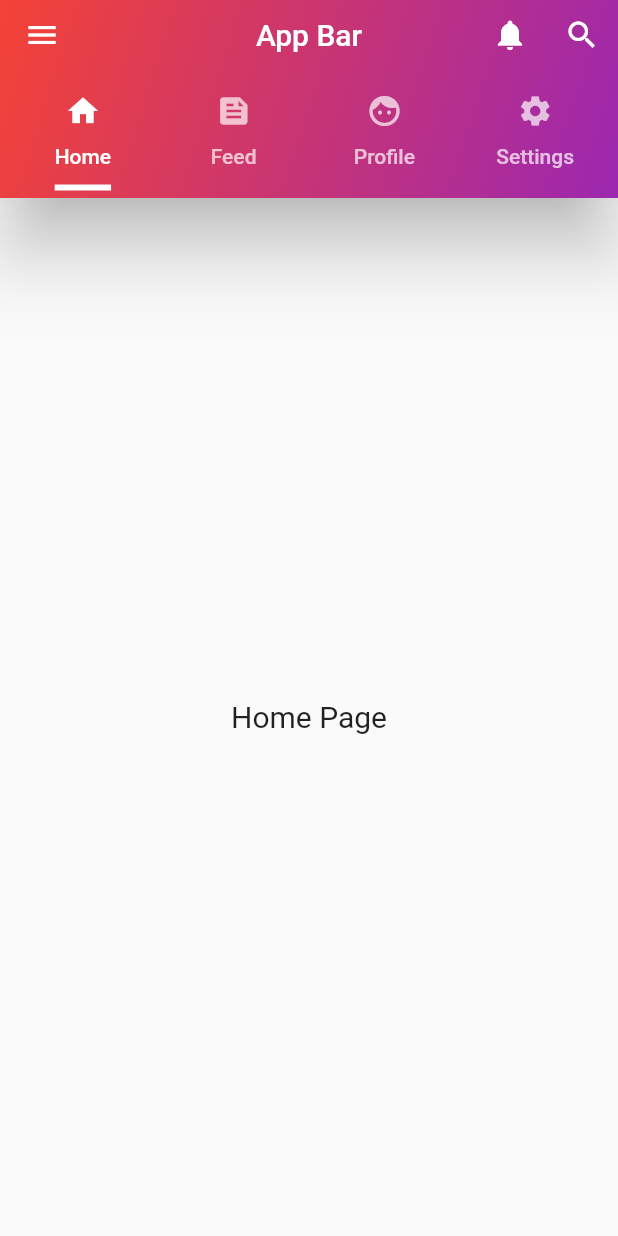
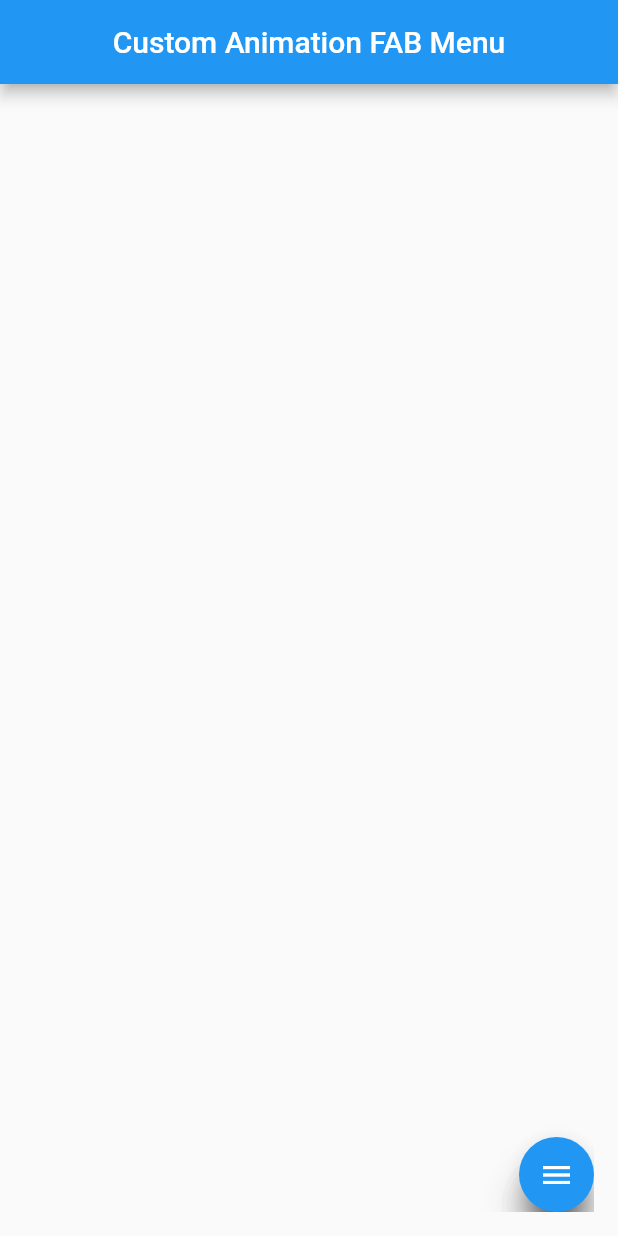
Before and after one commit to anikrakib/flutter-widgets, a Flutter app: the screen it shows after launch, on a phone screen of 412 x 824 dp. Run offline on Flutter 3.47's test engine with Material 2 defaults, Android fonts, the phone set to English and light mode, and no system bars; our stand-ins replace matcher.

Commit message:
custom animated fav menu

```diff
--- /dev/null
+++ b/lib/fab_menu/circular_animated_fab_menu.dart
@@ -0,0 +1,124 @@
+import 'dart:math';
+
+import 'package:flutter/material.dart';
+
+const double buttonSize = 50;
+const double pi = 3.1416;
+late AnimationController animationController;
+
+class CircularFabMenu extends StatefulWidget {
+  const CircularFabMenu({Key? key}) : super(key: key);
+
+  @override
+  _CircularFabMenuState createState() => _CircularFabMenuState();
+}
+
+class _CircularFabMenuState extends State<CircularFabMenu>
+    with SingleTickerProviderStateMixin {
+  @override
+  void dispose() {
+    animationController.dispose();
+    super.dispose();
+  }
+
+  @override
+  void initState() {
+    super.initState();
+
+    animationController = AnimationController(
+        duration: const Duration(milliseconds: 250), vsync: this);
+  }
+
+  @override
+  Widget build(BuildContext context) => Scaffold(
+        appBar: AppBar(
+          title: Text('Custom Animation FAB Menu'),
+          centerTitle: true,
+        ),
+        floatingActionButton: const CircularFabWidgets(),
+        body: SafeArea(
+          child: Container(),
+        ),
+      );
+}
+
+class CircularFabWidgets extends StatefulWidget {
+  const CircularFabWidgets({Key? key}) : super(key: key);
+
+  @override
+  _CircularFabWidgetsState createState() => _CircularFabWidgetsState();
+}
+
+class _CircularFabWidgetsState extends State<CircularFabWidgets> {
+  @override
+  Widget build(BuildContext context) {
+    return Flow(
+      delegate: FlowMenuDelegate(controler: animationController),
+      children: [
+        Icons.mail,
+        Icons.call,
+        Icons.notifications,
+        Icons.sms,
+        Icons.menu,
+      ].map<Widget>(buildFAB).toList(),
+    );
+  }
+
+  Widget buildFAB(IconData icon) => SizedBox(
+        width: buttonSize,
+        height: buttonSize,
+        child: FloatingActionButton(
+          elevation: 10,
+          splashColor: Colors.black,
+          onPressed: () {
+            if (animationController.status == AnimationStatus.completed) {
+              animationController.reverse();
+            } else {
+              animationController.forward();
+            }
+          },
+          child: Icon(
+            icon,
+            color: Colors.white,
+          ),
+        ),
+      );
+}
+
+class FlowMenuDelegate extends FlowDelegate {
+  final Animation<double> controler;
+
+  FlowMenuDelegate({required this.controler}) : super(repaint: controler);
+
+  @override
+  void paintChildren(FlowPaintingContext context) {
+    final size = context.size;
+    final xStart = size.width - buttonSize;
+    final yStart = size.height - buttonSize;
+
+    final n = context.childCount;
+
+    for (int i = 0; i < n; i++) {
+      final isLastItem = i == context.childCount - 1;
+      final setValue = (value) => isLastItem ? 0.0 : value;
+
+      final radius = 120 * (controler.value);
+      final theta = i * pi * 0.5 / (n - 2);
+      final x = xStart - setValue(radius * cos(theta));
+      final y = yStart - setValue(radius * sin(theta));
+
+      context.paintChild(i,
+          transform: Matrix4.identity()
+            ..translate(x, y, 0)
+            ..translate(buttonSize / 2, buttonSize / 2)
+            ..rotateZ(isLastItem ? 0.0 : 180 * (1 - controler.value) * pi / 180)
+            ..scale(isLastItem ? 1.0 : max(controler.value, 0.5))
+            ..translate(-buttonSize / 2, -buttonSize / 2));
+    }
+  }
+
+  @override
+  bool shouldRepaint(covariant FlowDelegate oldDelegate) {
+    throw UnimplementedError();
+  }
+}
--- a/lib/main.dart
+++ b/lib/main.dart
@@ -1,5 +1,6 @@
 import 'package:flutter/material.dart';
 import 'package:flutter_widget/appBar/appbar_with_tab_layout.dart';
+import 'package:flutter_widget/fab_menu/circular_animated_fab_menu.dart';
 
 void main() {
   runApp(MaterialApp(
@@ -12,6 +13,6 @@ void main() {
 class HomePage extends StatelessWidget {
   @override
   Widget build(BuildContext context) {
-    return const Scaffold(appBar: null, body: AppbarWithTabLayout());
+    return const Scaffold(appBar: null, body: CircularFabMenu());
   }
 }
```
Also changed, not shown: 1 other file.
